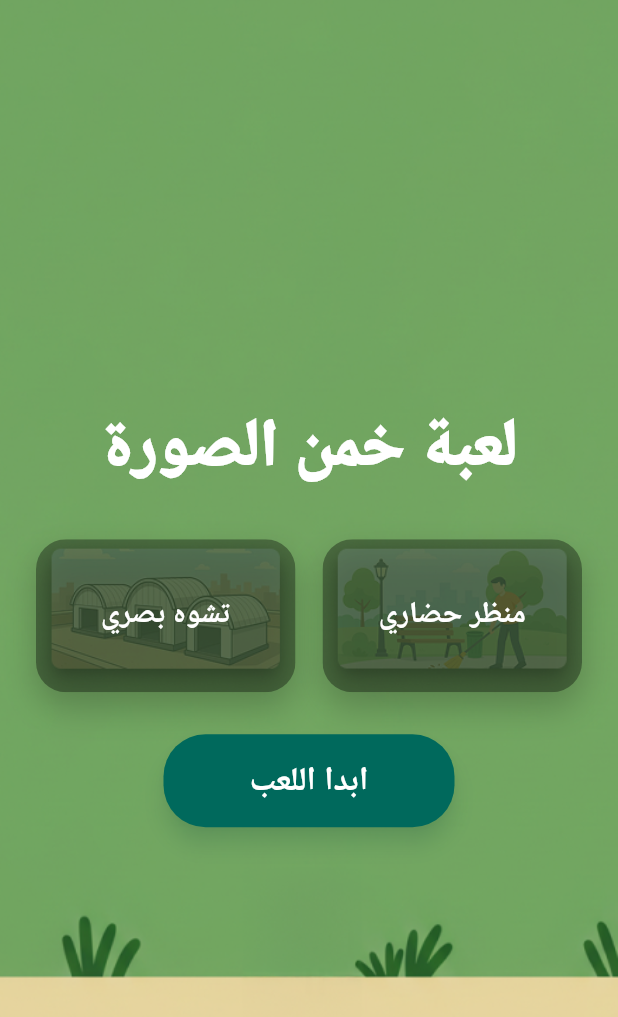
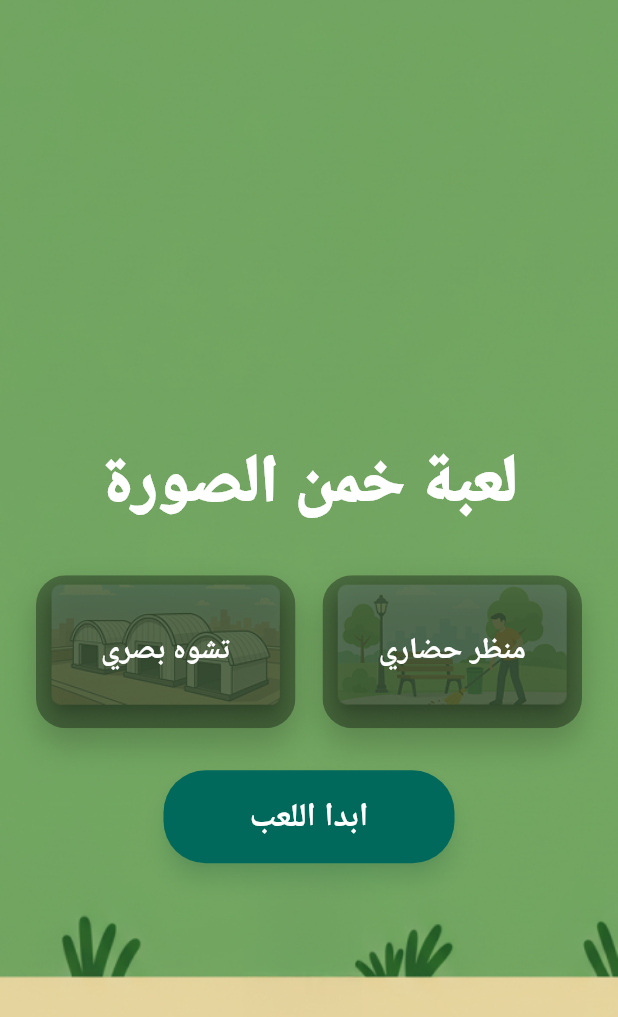
Before and after one commit to MostafaGamal84/Game, a Flutter app: the LevelOneScreen screen opened directly, on a phone screen of 412 x 824 dp. Shown: the top 1017 px of the screen. Run offline on Flutter 3.47's test engine with Material 3 defaults, Android fonts, the phone set to English and light mode, and no system bars; our stand-ins replace audioplayers, google_fonts; Roboto replaces fonts that are missing (Tajawal).

Commit message:
Adjust title vertical spacing on level one screen

```diff
--- a/lib/main.dart
+++ b/lib/main.dart
@@ -287,6 +287,7 @@
                   mainAxisAlignment: MainAxisAlignment.center,
                   crossAxisAlignment: CrossAxisAlignment.center,
                   children: [
+                    const SizedBox(height: 48),
                     Text(
                       'لعبة خمن الصورة',
                       textAlign: TextAlign.center,
```
